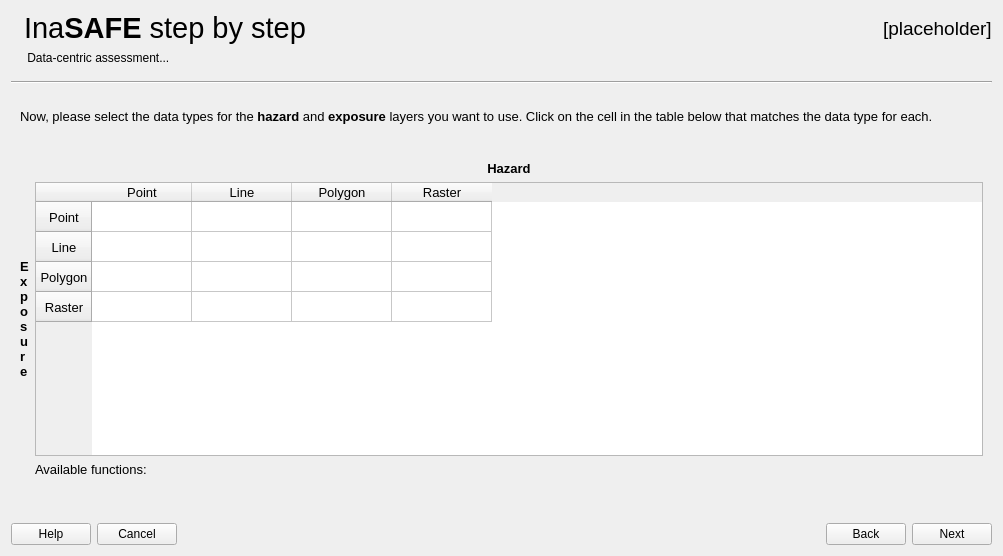
Above: safe/gui/ui/wizard_dialog_base.ui from inasafe/inasafe before the change. Below: the same form after it.
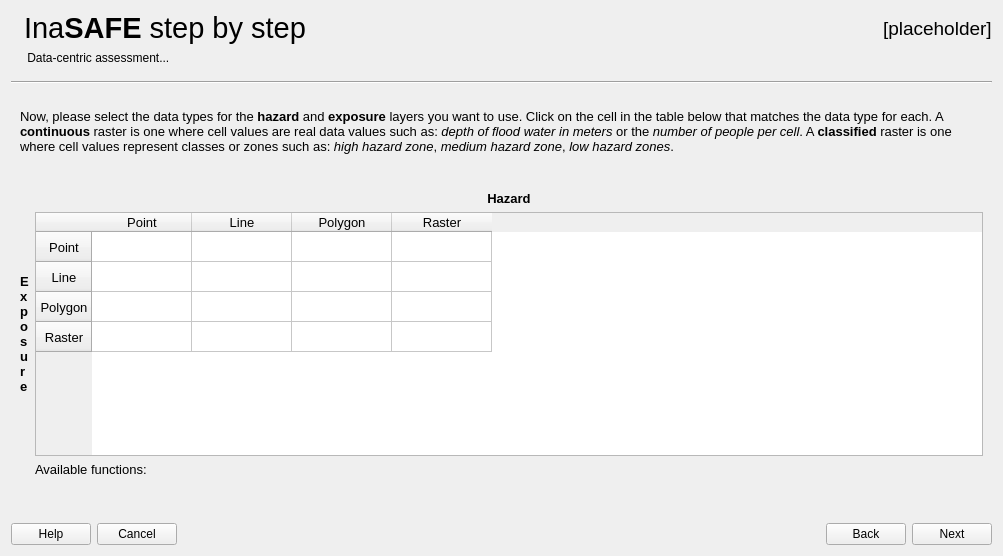
That is the form after the change. The open tabs and pages were chosen to show the change. Icons and pictures are not drawn. Custom widgets are drawn as their Qt base class.

Commit message: Update input types screen on wizard to show more helpful text regarding continuous and classified data. See #1559

What changed in the file:
```diff
--- a/safe/gui/ui/wizard_dialog_base.ui
+++ b/safe/gui/ui/wizard_dialog_base.ui
@@ -1890,7 +1890,7 @@
           <string notr="true">font: 11pt &quot;Ubuntu&quot;;</string>
          </property>
          <property name="text">
-          <string>&lt;p&gt;Now, please select the data types for the &lt;b&gt;hazard&lt;/b&gt; and &lt;b&gt;exposure&lt;/b&gt; layers you want to use. Click on the cell in the table below that matches the data type for each.&lt;br/&gt;&lt;/p&gt;</string>
+          <string>&lt;html&gt;&lt;head/&gt;&lt;body&gt;&lt;p&gt;Now, please select the data types for the &lt;span style=&quot; font-weight:600;&quot;&gt;hazard&lt;/span&gt; and &lt;span style=&quot; font-weight:600;&quot;&gt;exposure&lt;/span&gt; layers you want to use. Click on the cell in the table below that matches the data type for each. A &lt;span style=&quot; font-weight:600;&quot;&gt;continuous&lt;/span&gt; raster is one where cell values are real data values such as: &lt;span style=&quot; font-style:italic;&quot;&gt;depth of flood water in meters&lt;/span&gt; or the &lt;span style=&quot; font-style:italic;&quot;&gt;number of people per cell&lt;/span&gt;. A &lt;span style=&quot; font-weight:600;&quot;&gt;classified&lt;/span&gt; raster is one where cell values represent classes or zones such as: &lt;span style=&quot; font-style:italic;&quot;&gt;high hazard zone&lt;/span&gt;, &lt;span style=&quot; font-style:italic;&quot;&gt;medium hazard zone&lt;/span&gt;, &lt;span style=&quot; font-style:italic;&quot;&gt;low hazard zones&lt;/span&gt;.&lt;br/&gt;&lt;/p&gt;&lt;/body&gt;&lt;/html&gt;</string>
          </property>
          <property name="alignment">
           <set>Qt::AlignLeading|Qt::AlignLeft|Qt::AlignTop</set>
```
Left out of the diff: 2 changed lines with no effect on the pictures.
